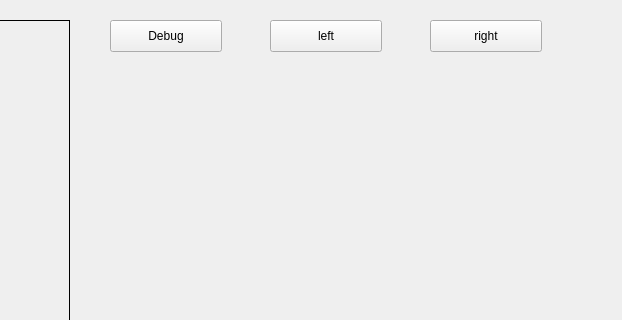
Before: the Qt Designer form A9/mainwindow.ui in DarkoAdair/Projects, drawn with Qt 5; both pictures show x 590 to 1212 and y 0 to 320 of the 1446 by 711 pixel window.
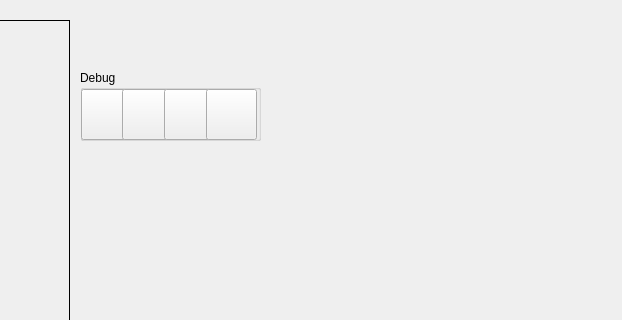
After: the same form once the commit is applied. Icons and pictures are not drawn.

Diff of the .ui file:
```diff
--- a/A9/mainwindow.ui
+++ b/A9/mainwindow.ui
@@ -116,7 +116,7 @@
    <widget class="QWidget" name="verticalLayoutWidget">
     <property name="geometry">
      <rect>
-      <x>680</x>
+      <x>670</x>
       <y>150</y>
       <width>741</width>
       <height>431</height>
@@ -124,44 +124,70 @@
     </property>
     <layout class="QVBoxLayout" name="codeEditlLayout"/>
    </widget>
-   <widget class="QPushButton" name="debugButton">
+   <widget class="QGroupBox" name="groupBox">
     <property name="geometry">
      <rect>
-      <x>700</x>
-      <y>20</y>
-      <width>112</width>
-      <height>32</height>
+      <x>670</x>
+      <y>70</y>
+      <width>181</width>
+      <height>71</height>
      </rect>
     </property>
-    <property name="text">
+    <property name="title">
      <string>Debug</string>
     </property>
+    <widget class="QPushButton" name="debugButton">
+     <property name="geometry">
+      <rect>
+       <x>1</x>
+       <y>19</y>
+       <width>50</width>
+       <height>51</height>
+      </rect>
+     </property>
+     <property name="text">
+      <string/>
+     </property>
    </widget>
    <widget class="QPushButton" name="debugLeftButton">
     <property name="geometry">
      <rect>
-      <x>860</x>
-      <y>20</y>
-      <width>112</width>
-      <height>32</height>
+       <x>42</x>
+       <y>19</y>
+       <width>51</width>
+       <height>51</height>
      </rect>
     </property>
     <property name="text">
-     <string>left</string>
+      <string/>
     </property>
    </widget>
    <widget class="QPushButton" name="debugRightButton">
     <property name="geometry">
      <rect>
-      <x>1020</x>
-      <y>20</y>
-      <width>112</width>
-      <height>32</height>
+       <x>84</x>
+       <y>19</y>
+       <width>51</width>
+       <height>51</height>
      </rect>
     </property>
     <property name="text">
-     <string>right</string>
-    </property>
+      <string/>
+     </property>
+    </widget>
+    <widget class="QPushButton" name="debugStopButton">
+     <property name="geometry">
+      <rect>
+       <x>126</x>
+       <y>19</y>
+       <width>51</width>
+       <height>51</height>
+      </rect>
+     </property>
+     <property name="text">
+      <string/>
+     </property>
+    </widget>
    </widget>
    <zorder>goButton</zorder>
    <zorder>playField</zorder>
```
Left out of the diff: 4 changed lines with no effect on the pictures. Lines whose indentation alone changed are shown as unchanged.
